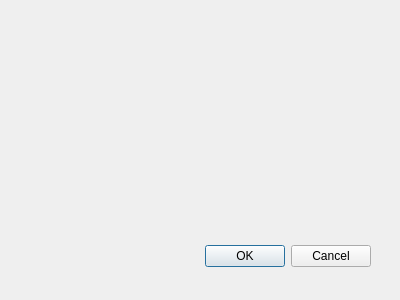
Old version of the form qceplib-base/qcepsetrangeofimagedialog.ui in the repository guyjennings/qxrd.
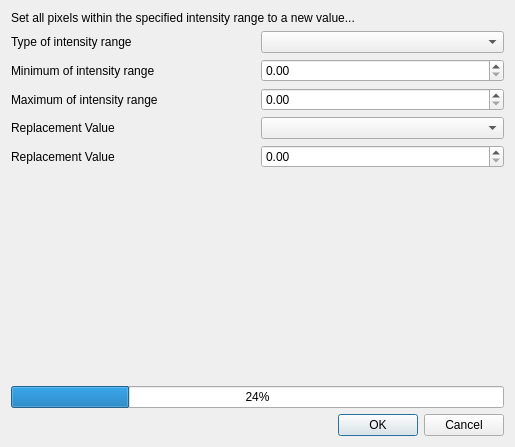
New version of the form.

Commit message: Implement "set range of image" command

What changed in the file:
```diff
--- a/qceplib-base/qcepsetrangeofimagedialog.ui
+++ b/qceplib-base/qcepsetrangeofimagedialog.ui
@@ -8,29 +8,102 @@
    <rect>
     <x>0</x>
     <y>0</y>
-    <width>400</width>
-    <height>300</height>
+    <width>515</width>
+    <height>447</height>
    </rect>
   </property>
   <property name="windowTitle">
    <string>Dialog</string>
   </property>
-  <widget name="buttonBox" class="QDialogButtonBox">
-   <property name="geometry">
-    <rect>
-     <x>30</x>
-     <y>240</y>
-     <width>341</width>
-     <height>32</height>
-    </rect>
-   </property>
-   <property name="orientation">
-    <enum>Qt::Horizontal</enum>
-   </property>
-   <property name="standardButtons">
-    <set>QDialogButtonBox::Cancel|QDialogButtonBox::Ok</set>
-   </property>
-  </widget>
+  <layout class="QGridLayout" name="gridLayout">
+   <item row="4" column="1">
+    <widget class="QComboBox" name="m_OutputChoice"/>
+   </item>
+   <item row="4" column="0">
+    <widget class="QLabel" name="label_5">
+     <property name="text">
+      <string>Replacement Value</string>
+     </property>
+    </widget>
+   </item>
+   <item row="8" column="0" colspan="2">
+    <widget class="QDialogButtonBox" name="buttonBox">
+     <property name="orientation">
+      <enum>Qt::Horizontal</enum>
+     </property>
+     <property name="standardButtons">
+      <set>QDialogButtonBox::Cancel|QDialogButtonBox::Ok</set>
+     </property>
+    </widget>
+   </item>
+   <item row="6" column="0" colspan="2">
+    <spacer name="verticalSpacer">
+     <property name="orientation">
+      <enum>Qt::Vertical</enum>
+     </property>
+     <property name="sizeHint" stdset="0">
+      <size>
+       <width>20</width>
+       <height>40</height>
+      </size>
+     </property>
+    </spacer>
+   </item>
+   <item row="5" column="1">
+    <widget class="QDoubleSpinBox" name="m_NewValue"/>
+   </item>
+   <item row="2" column="1">
+    <widget class="QDoubleSpinBox" name="m_Minimum"/>
+   </item>
+   <item row="3" column="0">
+    <widget class="QLabel" name="label_4">
+     <property name="text">
+      <string>Maximum of intensity range</string>
+     </property>
+    </widget>
+   </item>
+   <item row="0" column="0" colspan="2">
+    <widget class="QLabel" name="label">
+     <property name="text">
+      <string>Set all pixels within the specified intensity range to a new value...</string>
+     </property>
+    </widget>
+   </item>
+   <item row="5" column="0">
+    <widget class="QLabel" name="label_6">
+     <property name="text">
+      <string>Replacement Value</string>
+     </property>
+    </widget>
+   </item>
+   <item row="1" column="1">
+    <widget class="QComboBox" name="m_RangeChoice"/>
+   </item>
+   <item row="1" column="0">
+    <widget class="QLabel" name="label_2">
+     <property name="text">
+      <string>Type of intensity range</string>
+     </property>
+    </widget>
+   </item>
+   <item row="2" column="0">
+    <widget class="QLabel" name="label_3">
+     <property name="text">
+      <string>Minimum of intensity range</string>
+     </property>
+    </widget>
+   </item>
+   <item row="3" column="1">
+    <widget class="QDoubleSpinBox" name="m_Maximum"/>
+   </item>
+   <item row="7" column="0" colspan="2">
+    <widget class="QProgressBar" name="m_ProgressIndicator">
+     <property name="value">
+      <number>24</number>
+     </property>
+    </widget>
+   </item>
+  </layout>
  </widget>
  <pixmapfunction/>
  <resources/>
```
Left out of the diff: 9 changed lines with no effect on the pictures. The commit also changes 5 other files.
